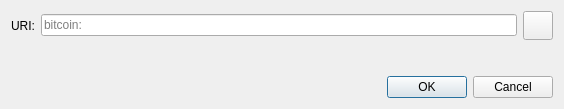
Above: src/qt/forms/openuridialog.ui from kpopcoin-official/kpopcoin before the change. Below: the same form after it.
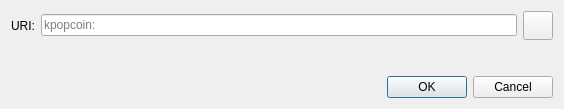
That is the form after the change. Icons and pictures are not drawn. Custom widgets are drawn as their Qt base class.

Commit message: Rename all bitcoin text to kpopcoin inside source files

What changed in the file:
```diff
--- a/src/qt/forms/openuridialog.ui
+++ b/src/qt/forms/openuridialog.ui
@@ -26,7 +26,7 @@
      <item>
       <widget class="QValidatedLineEdit" name="uriEdit">
        <property name="placeholderText">
-        <string notr="true">bitcoin:</string>
+        <string notr="true">kpopcoin:</string>
        </property>
       </widget>
      </item>
```
Left out of the diff: 4 changed lines with no effect on the pictures. The commit also changes 2225 other files.
